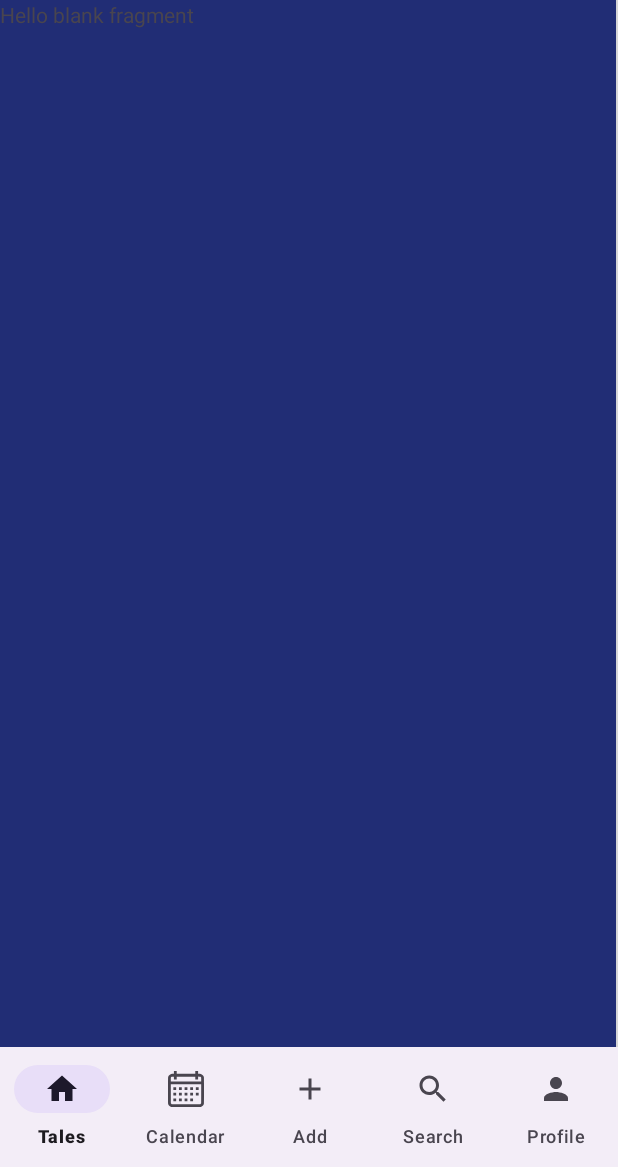
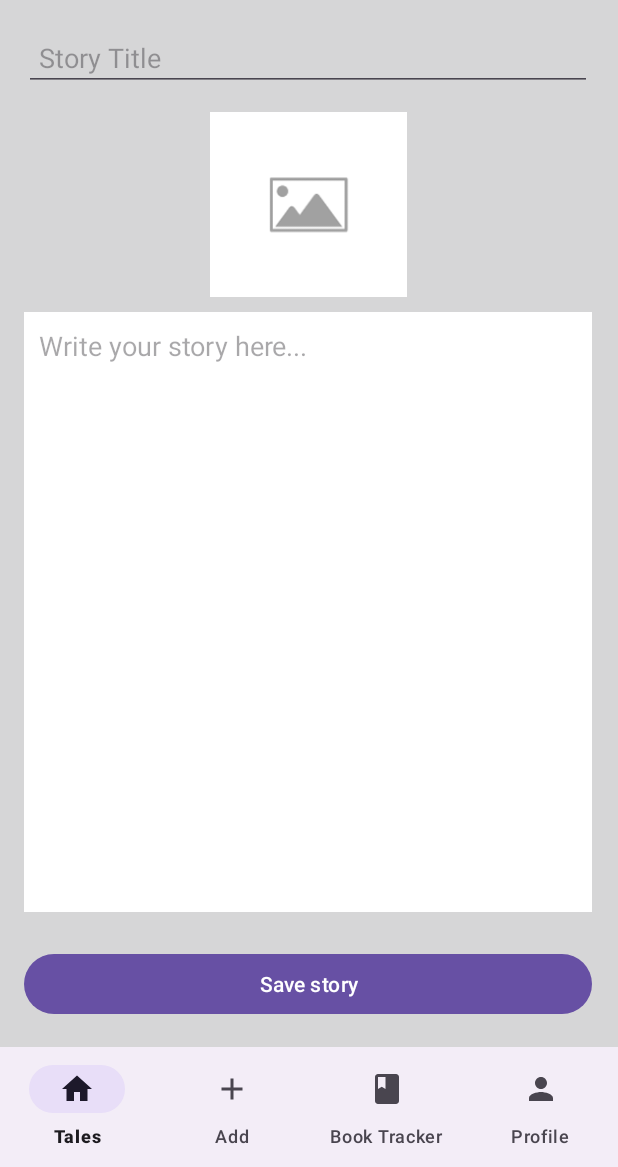
Before and after one commit to rezenn/Kokoros-Tale, an Android app: the fragment AddFragment placed in its activity, on a phone screen of 412 x 824 dp, the part 69-1236 px from its top. Run offline under Robolectric (Android 15) with nearby library versions, the phone set to English and light mode, and no system bars.

Commit message:
ui design

```diff
--- a/app/src/main/java/com/example/journalit/ui/activity/DashboardActivity.kt
+++ b/app/src/main/java/com/example/journalit/ui/activity/DashboardActivity.kt
@@ -11,7 +11,7 @@ import androidx.fragment.app.FragmentTransaction
 import com.example.journalit.R
 import com.example.journalit.databinding.ActivityDashboardBinding
 import com.example.journalit.ui.fragment.AddFragment
-import com.example.journalit.ui.fragment.Calendar_Fragment
+import com.example.journalit.ui.fragment.BookFragment
 import com.example.journalit.ui.fragment.HomeFragment
 import com.example.journalit.ui.fragment.ProfileFragment
 import com.example.journalit.ui.fragment.SearchFragment
@@ -36,10 +36,9 @@ class DashboardActivity : AppCompatActivity() {
         binding.bottomView.setOnItemSelectedListener { menu ->
             when(menu.itemId){
                 R.id.navHome -> replaceFragment(HomeFragment())
-                R.id.navSearch -> replaceFragment(SearchFragment())
+                R.id.navBookTracker -> replaceFragment(BookFragment())
                 R.id.navProfile -> replaceFragment(ProfileFragment())
                 R.id.navAdd -> replaceFragment(AddFragment())
-                R.id.navCalendar -> replaceFragment(Calendar_Fragment())
 
                 else -> {}
             }
--- /dev/null
+++ b/app/src/main/res/drawable/baseline_book_24.xml
@@ -0,0 +1,5 @@
+<vector xmlns:android="http://schemas.android.com/apk/res/android" android:height="24dp" android:tint="#000000" android:viewportHeight="24" android:viewportWidth="24" android:width="24dp">
+
+    <path android:fillColor="@android:color/white" android:pathData="M18,2H6c-1.1,0 -2,0.9 -2,2v16c0,1.1 0.9,2 2,2h12c1.1,0 2,-0.9 2,-2V4c0,-1.1 -0.9,-2 -2,-2zM6,4h5v8l-2.5,-1.5L6,12V4z"/>
+
+</vector>
--- a/app/src/main/res/layout/fragment_add.xml
+++ b/app/src/main/res/layout/fragment_add.xml
@@ -1,15 +1,64 @@
 <?xml version="1.0" encoding="utf-8"?>
-<FrameLayout xmlns:android="http://schemas.android.com/apk/res/android"
+<androidx.constraintlayout.widget.ConstraintLayout
+    xmlns:android="http://schemas.android.com/apk/res/android"
+    xmlns:app="http://schemas.android.com/apk/res-auto"
     xmlns:tools="http://schemas.android.com/tools"
     android:layout_width="match_parent"
     android:layout_height="match_parent"
-    tools:context=".ui.fragment.AddFragment">
+    tools:context=".ui.fragment.JournalEntryFragment"
+    android:padding="16dp">
 
-    <!-- TODO: Update blank fragment layout -->
-    <TextView
+    <!-- Journal Title -->
+    <EditText
+        android:id="@+id/authorId"
         android:layout_width="match_parent"
-        android:layout_height="match_parent"
-        android:text="@string/hello_blank_fragment"
-        android:background="@color/darkPurple"/>
+        android:layout_height="wrap_content"
+        android:hint="Story Title"
+        android:inputType="text"
+        android:padding="10dp"
+        app:layout_constraintTop_toTopOf="parent"
+        app:layout_constraintStart_toStartOf="parent"
+        app:layout_constraintEnd_toEndOf="parent"/>
 
-</FrameLayout>
+    <EditText
+        android:id="@+id/bookDesc"
+        android:layout_width="match_parent"
+        android:layout_height="400dp"
+        android:layout_marginTop="8dp"
+        android:background="@color/white"
+        android:gravity="top"
+        android:hint="Write your story here..."
+        android:inputType="textMultiLine"
+
+        android:minLines="5"
+        android:padding="10dp"
+        app:layout_constraintEnd_toEndOf="parent"
+        app:layout_constraintHorizontal_bias="0.0"
+        app:layout_constraintStart_toStartOf="parent"
+        app:layout_constraintTop_toBottomOf="@+id/bookImage" />
+
+    <Button
+        android:id="@+id/saveButton"
+        android:layout_width="match_parent"
+        android:layout_height="wrap_content"
+        android:layout_marginTop="24dp"
+        android:text="Save story"
+        app:layout_constraintEnd_toEndOf="parent"
+        app:layout_constraintHorizontal_bias="0.0"
+        app:layout_constraintStart_toStartOf="parent"
+        app:layout_constraintTop_toBottomOf="@id/bookDesc" />
+
+    <ImageView
+        android:id="@+id/bookImage"
+        android:layout_width="131dp"
+        android:layout_height="127dp"
+        android:layout_marginStart="135dp"
+        android:layout_marginTop="12dp"
+        android:layout_marginEnd="129dp"
+        android:src="@drawable/placeholder"
+        app:layout_constraintEnd_toEndOf="parent"
+        app:layout_constraintHorizontal_bias="0.687"
+        app:layout_constraintStart_toStartOf="parent"
+        app:layout_constraintTop_toBottomOf="@+id/authorId" />
+
+</androidx.constraintlayout.widget.ConstraintLayout>
--- a/app/src/main/res/menu/menu.xml
+++ b/app/src/main/res/menu/menu.xml
@@ -6,18 +6,15 @@
         android:id="@+id/navHome"
         android:icon="@drawable/baseline_home_24"
         android:title="Tales" />
-    <item
-        android:id="@+id/navCalendar"
-        android:icon="@drawable/calendar_747310"
-        android:title="Calendar" />
+
     <item
         android:id="@+id/navAdd"
         android:icon="@drawable/baseline_add_24"
         android:title="Add" />
     <item
-        android:id="@+id/navSearch"
-        android:icon="@drawable/baseline_search_24"
-        android:title="Search" />
+        android:id="@+id/navBookTracker"
+        android:icon="@drawable/baseline_book_24"
+        android:title="Book Tracker" />
     <item
         android:id="@+id/navProfile"
         android:title="Profile"
```
Also changed, not shown: app/src/main/java/com/example/journalit/ui/fragment/BookFragment.kt (renamed from app/src/main/java/com/example/journalit/ui/fragment/Calendar_Fragment.kt, +5 -5 lines), app/src/main/res/layout/fragment_book.xml (added, +149 -0 lines), app/src/main/res/layout/fragment_calendar_.xml (deleted, +0 -14 lines), app/src/main/res/layout/sample_journal.xml (+3 -13 lines).
